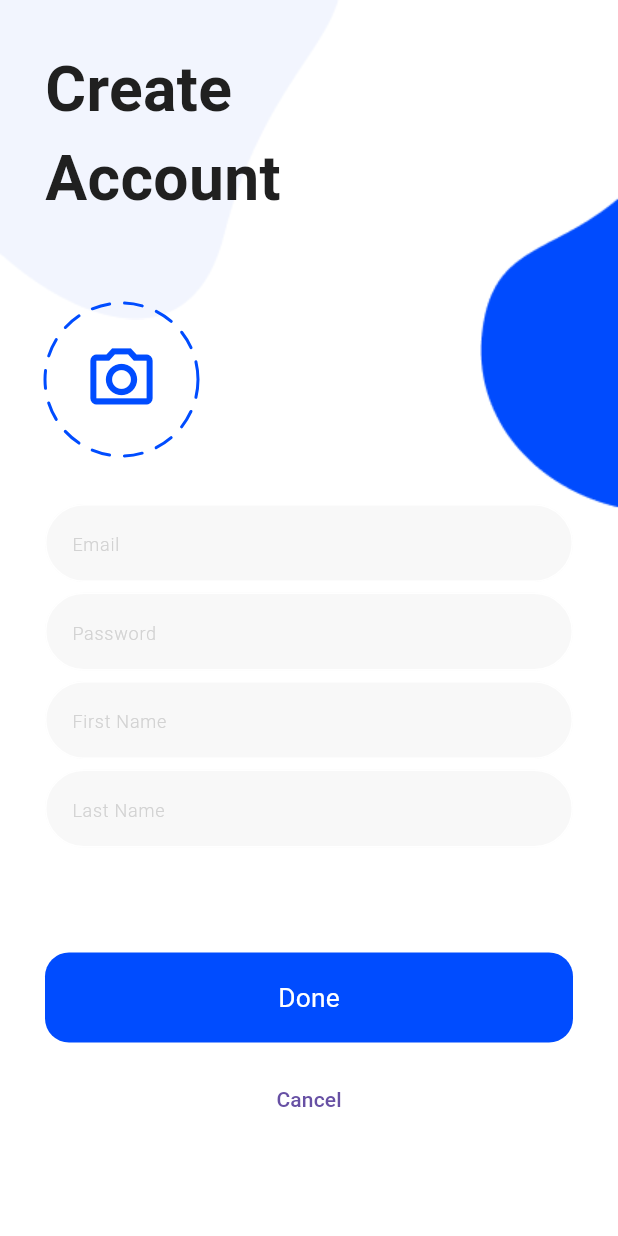
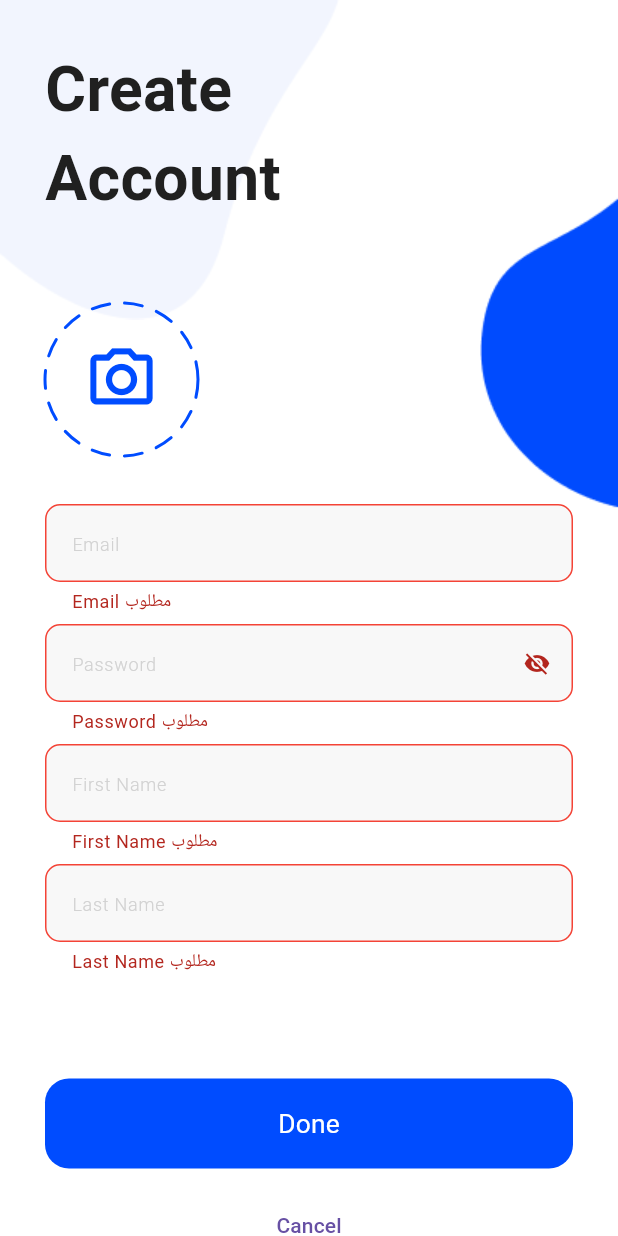
Before and after one commit to Elgammal1299/e_commerce_app, a Flutter app: the RegisterPage screen opened by its route, after a tap on "Done", on a phone screen of 412 x 824 dp. Run offline on Flutter 3.47's test engine with Material 3 defaults, Android fonts, the phone set to English and light mode, and no system bars; drawn by our look-alikes of dotted_border; our stand-ins replace dartz, dio, flutter_bloc, flutter_secure_storage, get_it, pin_code_fields and 3 more; accounts and stored records are empty; generated files the repository leaves out were written again; Roboto replaces fonts that are missing (Montserrat, Nunito Sans, Raleway).

Commit message:
Add registration and email verification functionality with API integration. Implemented RegisterRepo and VerifyEmailRepo for handling registration and email verification requests. Updated UI components for registration and verification pages, including custom forms and state management with Cubit. Configured dependency injection for new repositories and added error handling for API responses.

```diff
--- a/lib/core/api/api_constants.dart
+++ b/lib/core/api/api_constants.dart
@@ -3,4 +3,5 @@ class ApiConstants {
   /// base url of the api
   static const String baseUrl = "https://accessories-eshop.runasp.net";
   static const String register = "/api/auth/register";
+  static const String verifyEmail = "/api/auth/verify-email";
 }
--- a/lib/core/router/app_router.dart
+++ b/lib/core/router/app_router.dart
@@ -1,10 +1,14 @@
+import 'package:e_commerce_app/core/DI/setup_get_it.dart';
 import 'package:e_commerce_app/core/router/router_transitions.dart';
 import 'package:e_commerce_app/core/router/routes.dart';
 import 'package:e_commerce_app/feature/auth/login/ui/view/start_page.dart';
 import 'package:e_commerce_app/feature/auth/login/ui/view/login_page.dart';
 import 'package:e_commerce_app/feature/auth/register/ui/view/register_page.dart';
 import 'package:e_commerce_app/feature/auth/register/ui/view/verify_email_page.dart';
+import 'package:e_commerce_app/feature/auth/register/ui/view_model/register_cubit/register_cubit.dart';
+import 'package:e_commerce_app/feature/auth/register/ui/view_model/verify_email_cubit/verify_email_cubit.dart';
 import 'package:flutter/material.dart';
+import 'package:flutter_bloc/flutter_bloc.dart';
 
 class AppRouter {
   Route<dynamic> onGenerateRoute(RouteSettings settings) {
@@ -16,9 +20,20 @@ class AppRouter {
       case Routes.homeRoute:
         return RouterTransitions.buildHorizontal(LoginPage());
       case Routes.registerRoute:
-        return RouterTransitions.buildHorizontal(RegisterPage());
+        return MaterialPageRoute(
+          builder: (context) => BlocProvider(
+            create: (context) => getIt<RegisterCubit>(),
+            child: RegisterPage(),
+          ),
+        );
       case Routes.verifyEmailRoute:
-        return RouterTransitions.buildHorizontal(VerifyEmailPage());
+        final firstName = settings.arguments as String;
+        return RouterTransitions.buildHorizontal(
+          BlocProvider(
+            create: (context) => getIt<VerifyEmailCubit>(),
+            child: VerifyEmailPage(firstName: firstName),
+          ),
+        );
       default:
         return RouterTransitions.build(
           Scaffold(body: Center(child: Text("No Route"))),
--- a/lib/feature/auth/login/ui/view/start_page.dart
+++ b/lib/feature/auth/login/ui/view/start_page.dart
@@ -45,10 +45,7 @@ class StartPage extends StatelessWidget {
             CustomElevatedButton(
               text: 'Let\'s get started',
               onPressed: () {
-                Navigator.pushReplacementNamed(
-                  context,
-                  Routes.verifyEmailRoute,
-                );
+                Navigator.pushReplacementNamed(context, Routes.registerRoute);
               },
             ),
             SizedBox(height: 18),
--- a/lib/feature/auth/register/ui/view/register_page.dart
+++ b/lib/feature/auth/register/ui/view/register_page.dart
@@ -2,8 +2,7 @@ import 'package:dotted_border/dotted_border.dart';
 import 'package:e_commerce_app/core/utils/app_colors.dart';
 import 'package:e_commerce_app/core/utils/app_images.dart';
 import 'package:e_commerce_app/core/utils/app_styles.dart';
-import 'package:e_commerce_app/core/utils/widget/custom_elevated_button.dart';
-import 'package:e_commerce_app/core/utils/widget/custom_text_form.dart';
+import 'package:e_commerce_app/feature/auth/register/ui/view/widget/custom_register_form.dart';
 import 'package:flutter/material.dart';
 
 class RegisterPage extends StatelessWidget {
@@ -59,21 +58,7 @@ class RegisterPage extends StatelessWidget {
                   ),
 
                   SizedBox(height: 32),
-                  CustomTextForm(hintText: 'Email'),
-                  SizedBox(height: 7),
-                  CustomTextForm(hintText: 'Password'),
-                  SizedBox(height: 7),
-                  CustomTextForm(hintText: 'First Name'),
-                  SizedBox(height: 7),
-                  CustomTextForm(hintText: 'Last Name'),
-                  SizedBox(height: 70),
-                  CustomElevatedButton(text: 'Done', onPressed: () {}),
-                  SizedBox(height: 14),
-                  Align(
-                    alignment: AlignmentGeometry.bottomCenter,
-                    child: TextButton(onPressed: () {}, child: Text('Cancel')),
-                  ),
-                  // SizedBox(height: 50),
+                  CustomRegisterForm(),
                 ],
               ),
             ),
--- /dev/null
+++ b/lib/feature/auth/register/ui/view/widget/custom_filed_password.dart
@@ -0,0 +1,37 @@
+import 'package:e_commerce_app/core/utils/widget/custom_text_form.dart';
+import 'package:flutter/material.dart';
+
+class CustomFiledPassword extends StatelessWidget {
+  const CustomFiledPassword({
+    super.key,
+    required this.isPasswordHidden,
+    required this.passwordCtrl,
+    required this.hintText,
+  });
+
+  final ValueNotifier<bool> isPasswordHidden;
+  final TextEditingController passwordCtrl;
+  final String hintText;
+
+  @override
+  Widget build(BuildContext context) {
+    return ValueListenableBuilder<bool>(
+        valueListenable: isPasswordHidden,
+        builder: (context, hidden, child) {
+          return CustomTextForm(
+            suffixIcon: IconButton(
+              icon: Icon(
+                hidden ? Icons.visibility_off : Icons.visibility,
+              ),
+              onPressed: () {
+                isPasswordHidden.value = !hidden;
+              },
+            ),
+            hintText: hintText,
+            isObscureText: hidden,
+            keyboardType: TextInputType.visiblePassword,
+            controller: passwordCtrl,
+          );
+        });
+  }
+}
--- a/lib/feature/auth/register/ui/view/widget/custom_pin_code_widget.dart
+++ b/lib/feature/auth/register/ui/view/widget/custom_pin_code_widget.dart
@@ -1,14 +1,15 @@
-
 import 'package:e_commerce_app/core/utils/app_colors.dart';
 import 'package:flutter/material.dart';
 import 'package:pin_code_fields/pin_code_fields.dart';
 
 class CustomPinCodeWidget extends StatelessWidget {
-  const CustomPinCodeWidget({super.key});
+  const CustomPinCodeWidget({super.key, required this.controller});
+  final TextEditingController controller;
 
   @override
   Widget build(BuildContext context) {
     return PinCodeTextField(
+      controller: controller,
       appContext: context,
       length: 6,
       // autoFocus: true,
--- /dev/null
+++ b/lib/feature/auth/register/ui/view/widget/custom_register_form.dart
@@ -0,0 +1,102 @@
+import 'package:e_commerce_app/core/router/routes.dart';
+import 'package:e_commerce_app/core/utils/widget/custom_elevated_button.dart';
+import 'package:e_commerce_app/core/utils/widget/custom_text_form.dart';
+import 'package:e_commerce_app/feature/auth/register/ui/view/widget/custom_filed_password.dart';
+import 'package:e_commerce_app/feature/auth/register/data/model/register_body_model.dart';
+import 'package:e_commerce_app/feature/auth/register/ui/view_model/register_cubit/register_cubit.dart';
+import 'package:flutter/material.dart';
+import 'package:flutter_bloc/flutter_bloc.dart';
+
+class CustomRegisterForm extends StatefulWidget {
+  const CustomRegisterForm({super.key});
+
+  @override
+  State<CustomRegisterForm> createState() => _CustomRegisterFormState();
+}
+
+class _CustomRegisterFormState extends State<CustomRegisterForm> {
+  final _formKey = GlobalKey<FormState>();
+  final TextEditingController emailCtrl = TextEditingController();
+  final TextEditingController passwordCtrl = TextEditingController();
+  final TextEditingController firstNameCtrl = TextEditingController();
+  final TextEditingController lastNameCtrl = TextEditingController();
+  final ValueNotifier<bool> isPasswordHidden = ValueNotifier(true);
+  final ValueNotifier<bool> privacy = ValueNotifier(false);
+
+  @override
+  void dispose() {
+    emailCtrl.dispose();
+    passwordCtrl.dispose();
+    firstNameCtrl.dispose();
+    lastNameCtrl.dispose();
+    super.dispose();
+  }
+
+  void _submitRegister() {
+    if (_formKey.currentState?.validate() != true) return;
+
+    final body = RegisterBodyModel(
+      email: emailCtrl.text.trim(),
+      password: passwordCtrl.text.trim(),
+      firstName: firstNameCtrl.text.trim(),
+      lastName: lastNameCtrl.text.trim(),
+    );
+
+    // إطلاق الـ register عبر Cubit
+    context.read<RegisterCubit>().register(body);
+  }
+
+  @override
+  Widget build(BuildContext context) {
+    return BlocConsumer<RegisterCubit, RegisterState>(
+      listener: (context, state) {
+        if (state is RegisterError) {
+          // عرض Snackbar أو Dialog للخطأ
+          ScaffoldMessenger.of(
+            context,
+          ).showSnackBar(SnackBar(content: Text(state.message)));
+        } else if (state is RegisterSuccess) {
+          final fristName = state.fristName;
+          ScaffoldMessenger.of(
+            context,
+          ).showSnackBar(SnackBar(content: Text(state.response.message)));
+          Navigator.pushReplacementNamed(context, Routes.verifyEmailRoute, arguments: fristName);
+        }
+      },
+      builder: (context, state) {
+        final isLoading = state is RegisterLoading;
+
+        return Form(
+          key: _formKey,
+          child: Column(
+            children: [
+              CustomTextForm(controller: emailCtrl, hintText: 'Email'),
+              SizedBox(height: 7),
+              CustomFiledPassword(
+                hintText: 'Password',
+                isPasswordHidden: isPasswordHidden,
+                passwordCtrl: passwordCtrl,
+              ),
+              SizedBox(height: 7),
+              CustomTextForm(controller: firstNameCtrl, hintText: 'First Name'),
+              SizedBox(height: 7),
+              CustomTextForm(controller: lastNameCtrl, hintText: 'Last Name'),
+              SizedBox(height: 70),
+              isLoading
+                  ? CircularProgressIndicator()
+                  : CustomElevatedButton(
+                      text: 'Done',
+                      onPressed: _submitRegister,
+                    ),
+              SizedBox(height: 14),
+              Align(
+                alignment: Alignment.bottomCenter,
+                child: TextButton(onPressed: () {}, child: Text('Cancel')),
+              ),
+            ],
+          ),
+        );
+      },
+    );
+  }
+}
--- /dev/null
+++ b/lib/feature/auth/register/ui/view_model/register_cubit/register_cubit.dart
@@ -0,0 +1,25 @@
+import 'package:e_commerce_app/feature/auth/register/data/model/register_body_model.dart';
+import 'package:e_commerce_app/feature/auth/register/data/model/register_response_model.dart';
+import 'package:e_commerce_app/feature/auth/register/data/repo/register_repo.dart';
+import 'package:flutter_bloc/flutter_bloc.dart';
+
+part 'register_state.dart';
+
+class RegisterCubit extends Cubit<RegisterState> {
+  RegisterCubit(this.registerRepo) : super(RegisterInitial());
+  final RegisterRepo registerRepo;
+  Future<void> register(RegisterBodyModel body) async {
+    emit(RegisterLoading());
+
+    final result = await registerRepo.register(body);
+
+    result.fold(
+      (failure) {
+        emit(RegisterError(failure.errMessage));
+      },
+      (response) {
+        emit(RegisterSuccess(response, body.firstName));
+      },
+    );
+  }
+}
--- /dev/null
+++ b/lib/feature/auth/register/ui/view_model/register_cubit/register_state.dart
@@ -0,0 +1,18 @@
+part of 'register_cubit.dart';
+
+sealed class RegisterState {}
+
+final class RegisterInitial extends RegisterState {}
+
+class RegisterLoading extends RegisterState {}
+
+class RegisterSuccess extends RegisterState {
+  final RegisterResponseModel response;
+  final String fristName;
+  RegisterSuccess(this.response, this.fristName);
+}
+
+class RegisterError extends RegisterState {
+  final String message;
+  RegisterError(this.message);
+}
```
Also changed, not shown: lib/core/DI/setup_get_it.dart (+24 -12 lines), lib/core/api/api_service.dart (+23 -20 lines), lib/core/error/failure.dart (added, +113 -0 lines), lib/feature/auth/login/data/repo/lodin_repo.dart (added, +37 -0 lines), lib/feature/auth/register/data/datasources/register_data_sources.dart (deleted, +0 -27 lines), lib/feature/auth/register/data/model/verify_otp_body.dart (added, +16 -0 lines), lib/feature/auth/register/data/repo/register_repo.dart (added, +28 -0 lines), lib/feature/auth/register/data/repo/verify_email_repo.dart (added, +23 -0 lines), lib/feature/auth/register/ui/view/verify_email_page.dart (+75 -16 lines), lib/feature/auth/register/ui/view_model/verify_email_cubit/verify_email_cubit.dart (added, +24 -0 lines), lib/feature/auth/register/ui/view_model/verify_email_cubit/verify_email_state.dart (added, +17 -0 lines), lib/core/api/api_service.g.dart, lib/feature/auth/register/data/model/verify_otp_body.g.dart (added).
